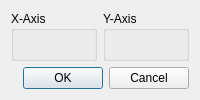
The window that src/UserInterface/plot_params_dialog.ui (GavinSadler/asg-iv-getter) describes before a commit, drawn with Qt 5.
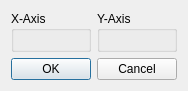
The same window after the commit.

Commit message: Fixed dialog box typo

```diff
--- a/src/UserInterface/plot_params_dialog.ui
+++ b/src/UserInterface/plot_params_dialog.ui
@@ -2,6 +2,14 @@
 <ui version="4.0">
  <class>Dialog</class>
  <widget class="QDialog" name="Dialog">
+  <property name="geometry">
+   <rect>
+    <x>0</x>
+    <y>0</y>
+    <width>174</width>
+    <height>86</height>
+   </rect>
+  </property>
   <property name="windowTitle">
    <string>Dialog</string>
   </property>
```
Left out of the diff: 16 changed lines with no effect on the pictures. The commit also changes 1 other file.
